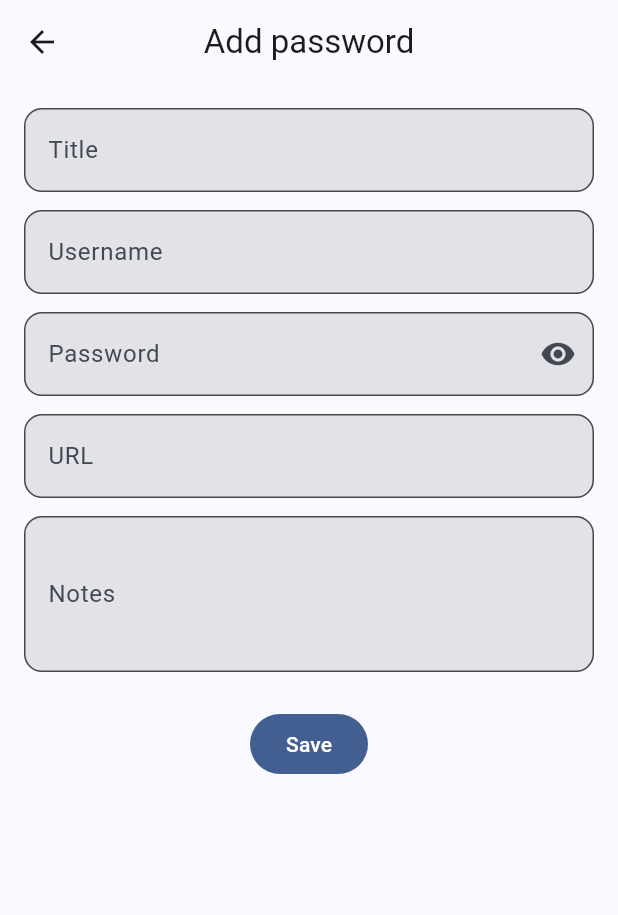
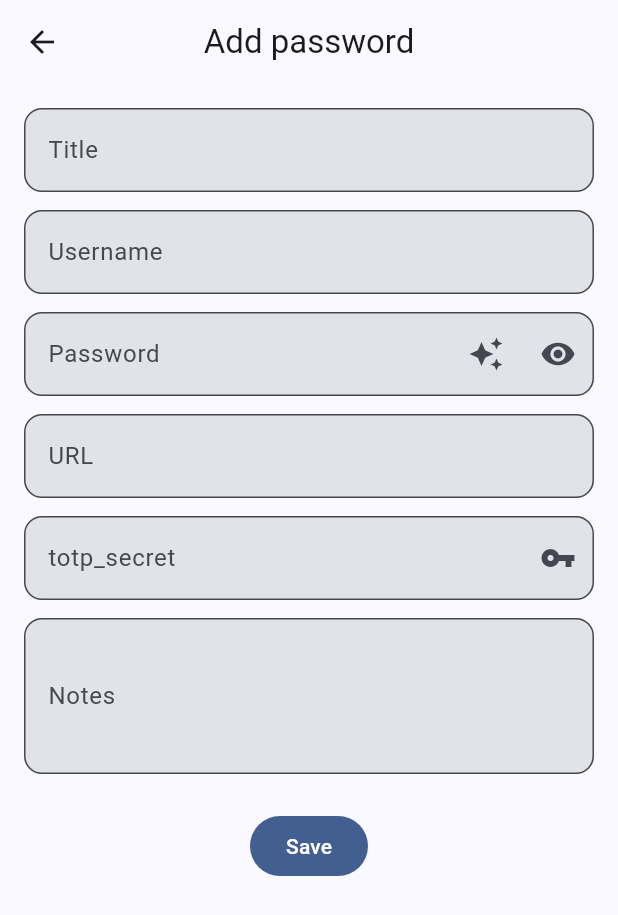
Before and after one commit to zametkikostik/vrav-pass, a Flutter app: the AddPasswordScreen screen opened directly, on a phone screen of 412 x 824 dp. Shown: the top 915 px of the screen. Run offline on Flutter 3.47's test engine with Material 3 defaults, Android fonts, the phone set to English and light mode, and no system bars; our stand-ins replace easy_localization, file_picker, flutter_riverpod, flutter_secure_storage, share_plus, shared_preferences; missing offline and left inert: cryptography, pointycastle; accounts and stored records are empty.

Commit message:
Add generator button and TOTP secret field to password form

```diff
--- a/mobile/lib/features/vault/add_password_screen.dart
+++ b/mobile/lib/features/vault/add_password_screen.dart
@@ -2,8 +2,10 @@ import 'package:easy_localization/easy_localization.dart';
 import 'package:flutter/material.dart';
 import 'package:flutter_riverpod/flutter_riverpod.dart';
 
+import '../../core/util/totp.dart';
 import '../../core/vault/vault_items_provider.dart';
 import '../../core/vault/vault_models.dart';
+import 'password_generator_sheet.dart';
 
 class AddPasswordScreen extends ConsumerStatefulWidget {
   const AddPasswordScreen({super.key, this.existing});
@@ -20,6 +22,7 @@ class _AddPasswordScreenState extends ConsumerState<AddPasswordScreen> {
   late final TextEditingController _username;
   late final TextEditingController _password;
   late final TextEditingController _url;
+  late final TextEditingController _totp;
   late final TextEditingController _notes;
   bool _obscure = true;
   bool _busy = false;
@@ -32,6 +35,7 @@ class _AddPasswordScreenState extends ConsumerState<AddPasswordScreen> {
     _username = TextEditingController(text: e?.username ?? '');
     _password = TextEditingController(text: e?.password ?? '');
     _url = TextEditingController(text: e?.url ?? '');
+    _totp = TextEditingController(text: e?.totpSecret ?? '');
     _notes = TextEditingController(text: e?.notes ?? '');
   }
 
@@ -41,8 +45,19 @@ class _AddPasswordScreenState extends ConsumerState<AddPasswordScreen> {
     _username.dispose();
     _password.dispose();
     _url.dispose();
+    _totp.dispose();
     _notes.dispose();
     super.dispose();
+  }
+
+  Future<void> _openGenerator() async {
+    final pwd = await showPasswordGeneratorSheet(context);
+    if (pwd != null) {
+      setState(() {
+        _password.text = pwd;
+        _obscure = false;
+      });
+    }
   }
 
   Future<void> _save() async {
@@ -55,6 +70,7 @@ class _AddPasswordScreenState extends ConsumerState<AddPasswordScreen> {
         username: _username.text.trim().isEmpty ? null : _username.text.trim(),
         password: _password.text.isEmpty ? null : _password.text,
         url: _url.text.trim().isEmpty ? null : _url.text.trim(),
+        totpSecret: _totp.text.trim().isEmpty ? null : _totp.text.trim().replaceAll(' ', ''),
         notes: _notes.text.trim().isEmpty ? null : _notes.text.trim(),
         createdAt: widget.existing?.createdAt,
         updatedAt: DateTime.now().toUtc(),
@@ -105,9 +121,20 @@ class _AddPasswordScreenState extends ConsumerState<AddPasswordScreen> {
                   obscureText: _obscure,
                   decoration: InputDecoration(
                     labelText: 'password'.tr(),
-                    suffixIcon: IconButton(
-                      icon: Icon(_obscure ? Icons.visibility : Icons.visibility_off),
-                      onPressed: () => setState(() => _obscure = !_obscure),
+                    suffixIcon: Row(
+                      mainAxisSize: MainAxisSize.min,
+                      children: [
+                        IconButton(
+                          tooltip: 'generate_password'.tr(),
+                          icon: const Icon(Icons.auto_awesome),
+                          onPressed: _openGenerator,
+                        ),
+                        IconButton(
+                          icon: Icon(
+                              _obscure ? Icons.visibility : Icons.visibility_off),
+                          onPressed: () => setState(() => _obscure = !_obscure),
+                        ),
+                      ],
                     ),
                   ),
                 ),
@@ -116,6 +143,23 @@ class _AddPasswordScreenState extends ConsumerState<AddPasswordScreen> {
                   controller: _url,
                   decoration: InputDecoration(labelText: 'url'.tr()),
                   keyboardType: TextInputType.url,
+                ),
+                const SizedBox(height: 12),
+                TextFormField(
+                  controller: _totp,
+                  decoration: InputDecoration(
+                    labelText: 'totp_secret'.tr(),
+                    hintText: 'totp_hint'.tr(),
+                    suffixIcon: IconButton(
+                      tooltip: 'generate_totp_secret'.tr(),
+                      icon: const Icon(Icons.vpn_key),
+                      onPressed: () {
+                        setState(() {
+                          _totp.text = Totp.generateSecret();
+                        });
+                      },
+                    ),
+                  ),
                 ),
                 const SizedBox(height: 12),
                 TextFormField(
```
